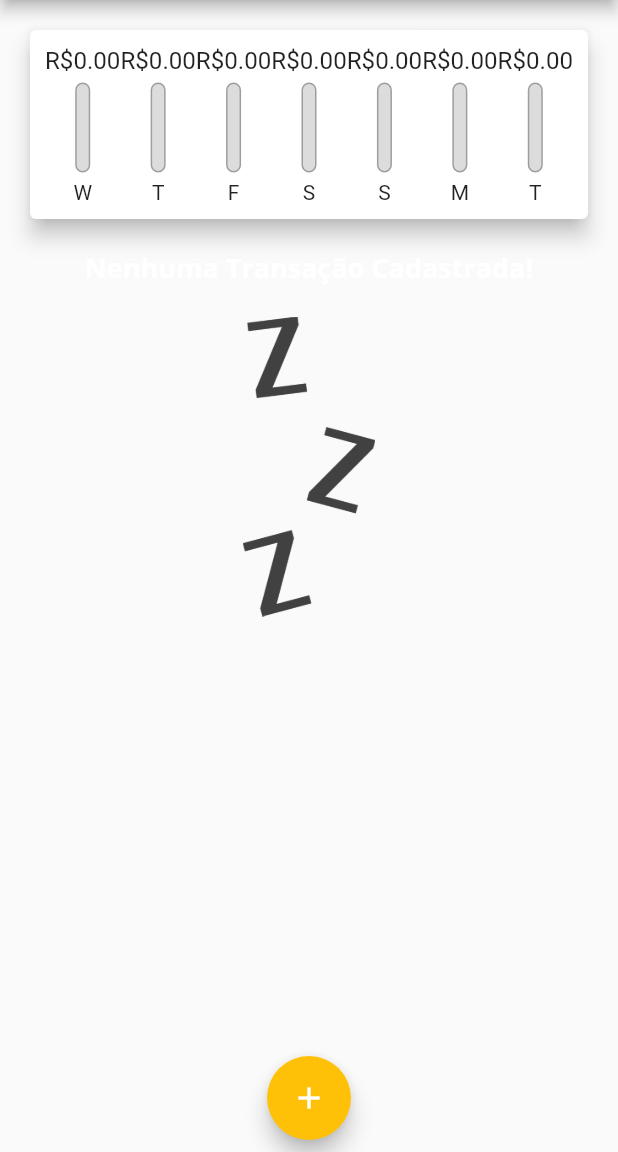
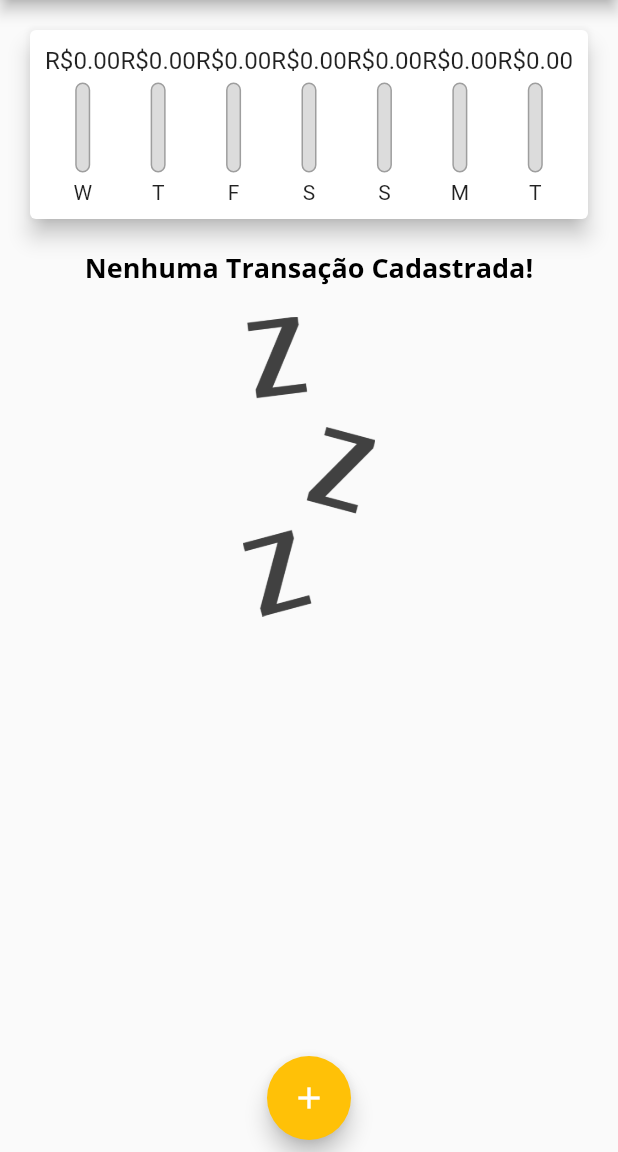
Before and after one commit to anderson-s/AppDespesasPessoais, a Flutter app: the screen it shows after launch, after a tap on the "delete" icon, on a phone screen of 412 x 824 dp, the part 84-1236 px from its top. Run offline on Flutter 3.47's test engine with Material 2 defaults, Android fonts, the phone set to English and light mode, and no system bars.

Commit message:
Trabalhando responsividade do app

```diff
--- a/lib/main.dart
+++ b/lib/main.dart
@@ -24,7 +24,7 @@ class Inicio extends StatelessWidget {
             fontFamily: 'OpenSans',
             fontSize: 18,
             fontWeight: FontWeight.bold,
-            // color: Colors.black,
+            color: Colors.black,
           ),
         ),
         appBarTheme: const AppBarTheme(
--- a/lib/view/components/lista_de_transacoes.dart
+++ b/lib/view/components/lista_de_transacoes.dart
@@ -10,9 +10,7 @@ class ListasTransacoes extends StatelessWidget {
 
   @override
   Widget build(BuildContext context) {
-    return SizedBox(
-      height: 430 ,
-      child: listaTransacoes.isEmpty
+    return listaTransacoes.isEmpty
         ? Column(
             children: [
               Text(
@@ -79,7 +77,6 @@ class ListasTransacoes extends StatelessWidget {
                 ),
               );
             },
-            ),
           );
   }
 }
--- a/lib/view/home.dart
+++ b/lib/view/home.dart
@@ -60,6 +60,10 @@ class _HomeState extends State<Home> {
 
   @override
   Widget build(BuildContext context) {
+    final mediaQuery = MediaQuery.of(context).size.height -
+        AppBar().preferredSize.height -
+        MediaQuery.of(context).padding.top;
+
     return Scaffold(
       appBar: AppBar(
         title: const Text("Despesas Pessoais"),
@@ -79,13 +83,18 @@ class _HomeState extends State<Home> {
           crossAxisAlignment:
               CrossAxisAlignment.stretch, //Ocupa a largura inteira
           children: [
-            Grafico(
-              transacoesRecentes: _transacoesRecentes(),
+            SizedBox(
+              width: mediaQuery * 0.3,
+              child: Grafico(
+                transacoesRecentes: _transacoesRecentes(),
+              ),
             ),
-            Column(
-              children: [
-                ListasTransacoes(listaTransacoes: transacoes, remover: deletar),
-              ],
+            SizedBox(
+              height: mediaQuery * 0.7,
+              child: ListasTransacoes(
+                listaTransacoes: transacoes,
+                remover: deletar,
+              ),
             ),
           ],
         ),
```
Lines whose indentation alone changed are shown as unchanged.
